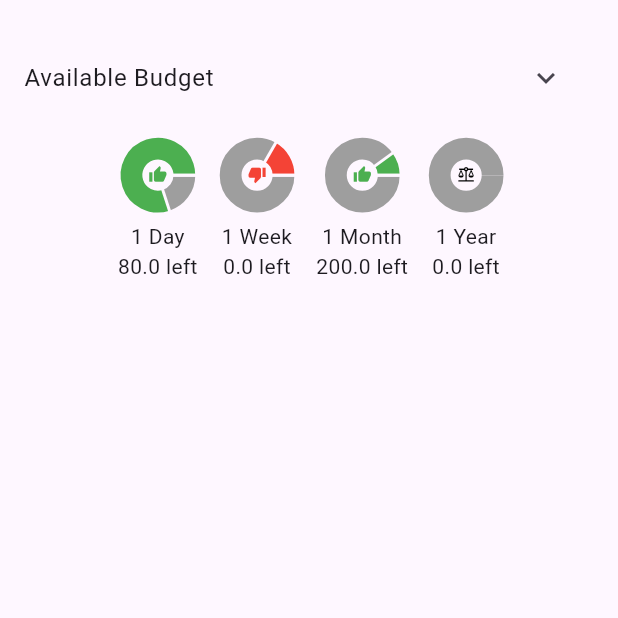
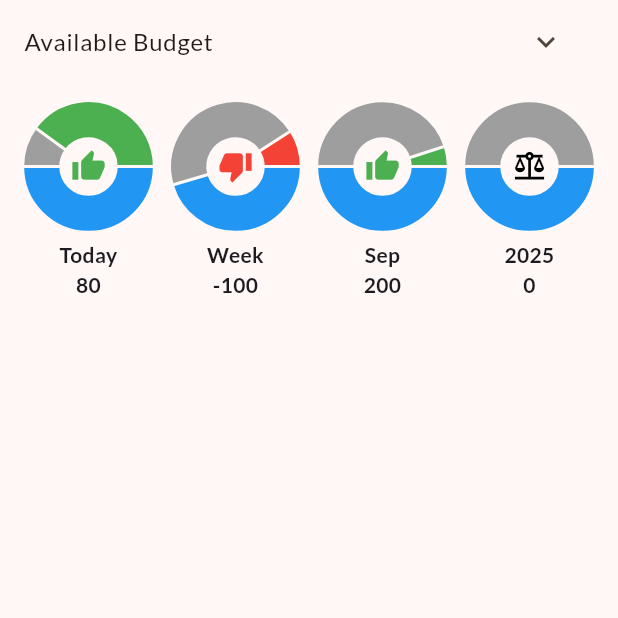
Before and after one commit to denickman/Budget, a Flutter app: the screen it shows after launch, on a phone screen of 412 x 824 dp, the top half of it. Run offline on Flutter 3.47's test engine with Material 3 defaults, Android fonts, the phone set to English and light mode, and no system bars; drawn by our look-alikes of fl_chart; our stand-ins replace google_fonts.

Commit message:
Define strict 4 circles in 1 row

```diff
--- a/lib/main.dart
+++ b/lib/main.dart
@@ -1,11 +1,25 @@
 import 'package:finapp/screens/available.dart';
 import 'package:flutter/material.dart';
-
+import 'package:google_fonts/google_fonts.dart';
 
 void main() {
-  runApp(
-    const MaterialApp(
-      home: AvailableScreen(),
-    ),
-  );
+  runApp(const MyApp());
 }
+
+class MyApp extends StatelessWidget {
+  const MyApp({super.key});
+
+  @override
+  Widget build(BuildContext context) {
+    return MaterialApp(
+      theme: ThemeData(
+        colorScheme: ColorScheme.fromSeed(
+          brightness: Brightness.light,
+          seedColor: const Color.fromARGB(255, 131, 57, 0),
+        ),
+        textTheme: GoogleFonts.latoTextTheme(), // глобальный шрифт
+      ),
+      home: const AvailableScreen(),
+    );
+  }
+}
--- a/lib/screens/available.dart
+++ b/lib/screens/available.dart
@@ -1,5 +1,7 @@
 import 'package:flutter/material.dart';
 import 'package:fl_chart/fl_chart.dart';
+import 'package:google_fonts/google_fonts.dart';
+import 'package:intl/intl.dart';
 
 class AvailableScreen extends StatefulWidget {
   const AvailableScreen({super.key});
@@ -12,62 +14,62 @@ class AvailableScreen extends StatefulWidget {
 
 class _AvailableScreenState extends State<AvailableScreen> {
   // ===== Properties ======
+  bool _isExpanded = false;
+  int? _selectedPeriodIndex;
 
-  bool _isExpanded = false;
+  List<Map<String, dynamic>> get periods {
+    final now = DateTime.now();
+    final String currentMonth = DateFormat.MMM().format(now);
+    final String currentYear = DateFormat.y().format(now);
 
-  final List<Map<String, dynamic>> periods = [
-    {'label': '1 Day', 'initial': 100.0, 'spent': 20.0},
-    {'label': '1 Week', 'initial': 500.0, 'spent': 600.0},
-    {'label': '1 Month', 'initial': 2000.0, 'spent': 1800.0},
-    {'label': '1 Year', 'initial': 24000.0, 'spent': 24000.0},
+    return [
+      {'label': 'Today', 'initial': 100.0, 'spent': 20.0},
+      {'label': 'Week', 'initial': 500.0, 'spent': 600.0},
+      {'label': currentMonth, 'initial': 2000.0, 'spent': 1800.0},
+      {'label': currentYear, 'initial': 24000.0, 'spent': 24000.0},
     ];
+  }
 
   // ===== Methods ======
 
-  // Function for calculating sectors and icons
- List<PieChartSectionData> getSections(double initial, double spent, double circleSize) {
-  double gray = spent > initial ? initial : spent;
-  double red = spent > initial ? spent - initial : 0;
-  double green = spent < initial ? initial - spent : 0;
-  double total = gray + red + green;
+  // Function for calculating sectors
+  List<PieChartSectionData> getSections(
+    double initial,
+    double spent,
+    double circleSize,
+  ) {
+    double gray = spent > initial ? initial : spent; // spent within budget
+    double red = spent > initial ? spent - initial : 0; // overspending
+    double green = spent < initial ? initial - spent : 0; // saved
+    double white = initial; // total amount of available funds
 
-  final double radius = circleSize * 0.35; // радиус секции (меньше, чем circleSize)
-  final double centerRadius = circleSize * 0.25; // радиус центра
-
-  return [
-    if (gray > 0)
-      PieChartSectionData(
-        value: gray / total * 100,
-        color: Colors.grey,
+    PieChartSectionData makeSection(double value, Color color) {
+      final double radius = circleSize * 0.30;
+      return PieChartSectionData(
+        value: value,
+        color: color,
         radius: radius,
         showTitle: false,
-      ),
-    if (red > 0)
-      PieChartSectionData(
-        value: red / total * 100,
-        color: Colors.red,
-        radius: radius,
-        showTitle: false,
-      ),
-    if (green > 0)
-      PieChartSectionData(
-        value: green / total * 100,
-        color: Colors.green,
-        radius: radius,
-        showTitle: false,
-      ),
-  ];
+      );
     }
 
+    final sections = <PieChartSectionData>[];
+    if (white > 0) sections.add(makeSection(white, Colors.blue));
+    if (gray > 0) sections.add(makeSection(gray, Colors.grey));
+    if (red > 0) sections.add(makeSection(red, Colors.red));
+    if (green > 0) sections.add(makeSection(green, Colors.green));
+
+    return sections;
+  }
 
   IconData getCenterIcon(double initial, double spent) {
-    if (spent > initial) return Icons.thumb_down; // Красный
-    if (spent < initial) return Icons.thumb_up; // Зеленый
-    return Icons.balance; // Нейтральный (замените на вашу иконку)
+    if (spent > initial) return Icons.thumb_down;
+    if (spent < initial) return Icons.thumb_up;
+    return Icons.balance;
   }
 
   double getRemaining(double initial, double spent) {
-    return spent > initial ? 0 : initial - spent;
+    return initial - spent;
   }
 
   Widget _buildExpandedText() {
@@ -83,21 +85,25 @@ class _AvailableScreenState extends State<AvailableScreen> {
   // For creating circles
   Widget _buildPeriodCircles(BuildContext context) {
     final screenWidth = MediaQuery.of(context).size.width;
-    final spacing = 16.0;
-    final itemsPerRow = 4; // сколько кругов в ряд хотим
+    final spacing = 20.0;
+    final itemsPerRow = 4;
     final availableWidth = screenWidth - (spacing * (itemsPerRow + 1));
-    final circleSize = (availableWidth / itemsPerRow) / 2;
+    final circleSize = availableWidth / itemsPerRow;
 
     return Wrap(
       spacing: spacing,
       runSpacing: spacing,
       alignment: WrapAlignment.center,
-      children: periods.map((period) {
+      children: periods.asMap().entries.map((entry) {
+        int index = entry.key;
+        var period = entry.value;
         double initial = period['initial'];
         double spent = period['spent'];
 
         return GestureDetector(
-          onTap: () => print('Tapped ${period['label']}'),
+          onTap: () => setState(() => _selectedPeriodIndex = index),
+          child: SizedBox(
+            width: circleSize,
             child: Column(
               children: [
                 Stack(
@@ -125,27 +131,97 @@ class _AvailableScreenState extends State<AvailableScreen> {
                   ],
                 ),
                 SizedBox(height: 10),
-              Text(period['label'], textAlign: TextAlign.center),
                 Text(
-                '${getRemaining(initial, spent)} left',
+                  period['label'],
                   textAlign: TextAlign.center,
+                  style: GoogleFonts.lato(
+                    fontWeight: FontWeight.bold,
+                    fontSize: 14,
                   ),
+                ),
+                Text(
+                  '${getRemaining(initial, spent).toStringAsFixed(0)}',
+                  textAlign: TextAlign.center,
+                  style: GoogleFonts.lato(
+                    fontWeight: FontWeight.bold,
+                    fontSize: 14,
+                  ),
+                ),
+
+                AnimatedContainer(
+                  duration: Duration(milliseconds: 300),
+                  curve: Curves.easeInOut,
+                  margin: EdgeInsets.only(top: 4),
+                  height: 2,
+                  width: _selectedPeriodIndex == index ? 24 : 0,
+                  color: Colors.blue,
+                ),
+                SizedBox(height: 4),
               ],
+            ),
           ),
         );
       }).toList(),
     );
   }
 
+
+/*
+  Widget _buildPeriodCircles(BuildContext context) {
+    final periods = [
+      "Q1",
+      "Q2",
+      "Q3",
+      "Q4",
+      "Q5",
+      "Q6",
+      "Q7",
+    ]; // example of initial data
+    const double circleSize = 80.0;
+    const double spacing = 10.0;
+
+    return Wrap(
+      spacing: spacing,
+      runSpacing: spacing,
+      alignment: WrapAlignment.center,
+      children: periods.asMap().entries.map((entry) {
+        final index = entry.key;
+        final period = entry.value;
+
+        return SizedBox(
+          width: circleSize,
+          height: circleSize,
+          child: DecoratedBox(
+            decoration: BoxDecoration(
+              shape: BoxShape.circle,
+              color: index == 2
+                  ? Colors.blue
+                  : Colors.grey[300], // example of hightlight
+            ),
+            child: Center(
+              child: Text(
+                period,
+                style: const TextStyle(
+                  fontSize: 16,
+                  fontWeight: FontWeight.bold,
+                ),
+              ),
+            ),
+          ),
+        );
+      }).toList(),
+    );
+  }
+  */
+
   // ===== Lifecycle ======
 
   @override
   Widget build(BuildContext context) {
     return Scaffold(
-       //appBar: AppBar(title: Text('Budget App')),
-      body: Column(
+      body: SafeArea(
+        child: Column(
           children: [
-          SizedBox(height: 24),
             ListTile(
               title: Text('Available Budget'),
               trailing: IconButton(
@@ -164,9 +240,9 @@ class _AvailableScreenState extends State<AvailableScreen> {
               padding: const EdgeInsets.all(16.0),
               child: _buildPeriodCircles(context),
             ),
-
             if (_isExpanded) _buildExpandedText(),
           ],
+        ),
       ),
     );
   }
--- a/pubspec.yaml
+++ b/pubspec.yaml
@@ -42,6 +42,7 @@ dependencies:
   path: ^1.9.1
   sqflite: ^2.4.2
   fl_chart: ^1.1.0
+  intl: ^0.20.2
 
 dev_dependencies:
   flutter_test:
```
Also changed, not shown: pubspec.lock. Lines whose indentation alone changed are shown as unchanged.
